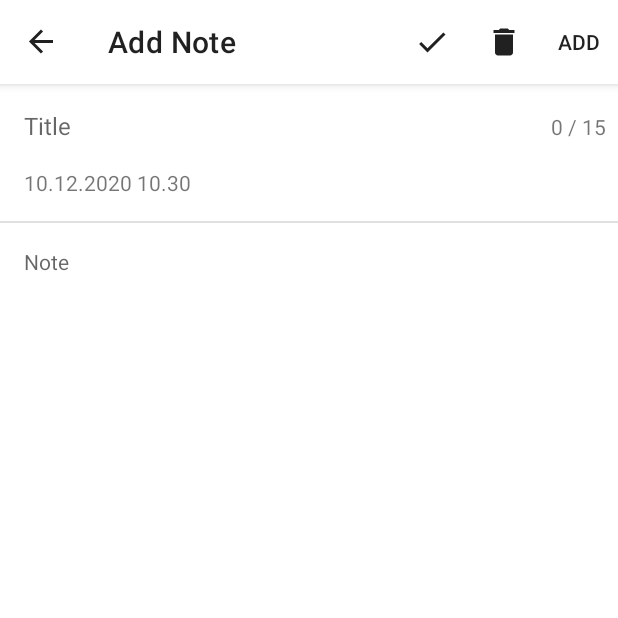
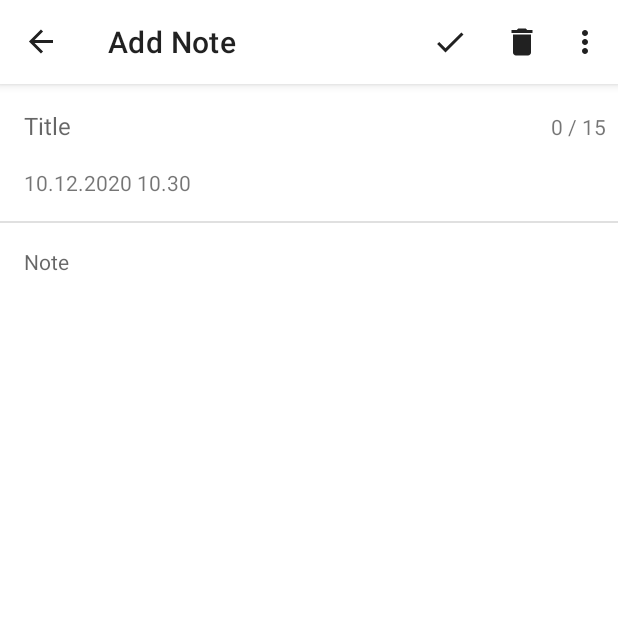
Before and after one commit to Enes-Kayiklik/PostIt, an Android app: the AddNoteFragment screen opened through its navigation route, on a phone screen of 412 x 824 dp, the top half of it. Run offline under Robolectric (Android 15) with nearby library versions, the phone set to English and light mode, and no system bars; our stand-ins replace Dagger/Hilt's generated code, navigation-ui; libraries missing offline, so code that uses them is left out: androidx.hilt.lifecycle.

```diff
--- a/app/src/main/res/layout/fragment_add_note.xml
+++ b/app/src/main/res/layout/fragment_add_note.xml
@@ -12,6 +12,7 @@
         android:layout_marginTop="8dp"
         android:text="10.24.2020 10:30"
         android:paddingStart="16dp"
+        android:paddingEnd="0dp"
         app:layout_constraintStart_toStartOf="@+id/edtNoteTitle"
         app:layout_constraintTop_toBottomOf="@+id/edtNoteTitle" />
 
@@ -82,4 +83,14 @@
         app:layout_constraintEnd_toEndOf="parent"
         app:layout_constraintStart_toStartOf="parent"
         app:layout_constraintTop_toBottomOf="@+id/tvDate" />
+
+    <TextView
+        android:id="@+id/btnAddListItem"
+        android:layout_width="wrap_content"
+        android:layout_height="wrap_content"
+        android:text="Add List Item"
+        android:visibility="invisible"
+        app:layout_constraintBottom_toBottomOf="@+id/tvDate"
+        app:layout_constraintEnd_toEndOf="@+id/edtNoteTitle"
+        app:layout_constraintTop_toTopOf="@+id/tvDate" />
 </androidx.constraintlayout.widget.ConstraintLayout>
--- a/app/src/main/res/menu/add_note_menu.xml
+++ b/app/src/main/res/menu/add_note_menu.xml
@@ -10,11 +10,11 @@
     <item
         android:id="@+id/deleteNote"
         android:icon="@drawable/ic_delete"
-        android:title="Delete"
+        android:title="@string/delete"
         app:showAsAction="ifRoom" />
 
     <item
-        android:id="@+id/addNote"
-        android:title="Add"
-        app:showAsAction="ifRoom" />
+        android:id="@+id/changeNoteType"
+        android:title="@string/change_note_type"
+        app:showAsAction="never" />
 </menu>
--- a/app/src/main/res/values/strings.xml
+++ b/app/src/main/res/values/strings.xml
@@ -9,4 +9,6 @@
     <string name="search">Search</string>
     <string name="note_hint">Note</string>
     <string name="empty_note_text">Nothing!\nYour note list is empty.</string>
+    <string name="change_note_type">Change note type</string>
+    <string name="delete">Delete</string>
 </resources>
```
Also changed, not shown: app/src/main/java/com/eneskayiklik/post_it/ui/main/addnote/AddNoteFragment.kt (+21 -5 lines).
